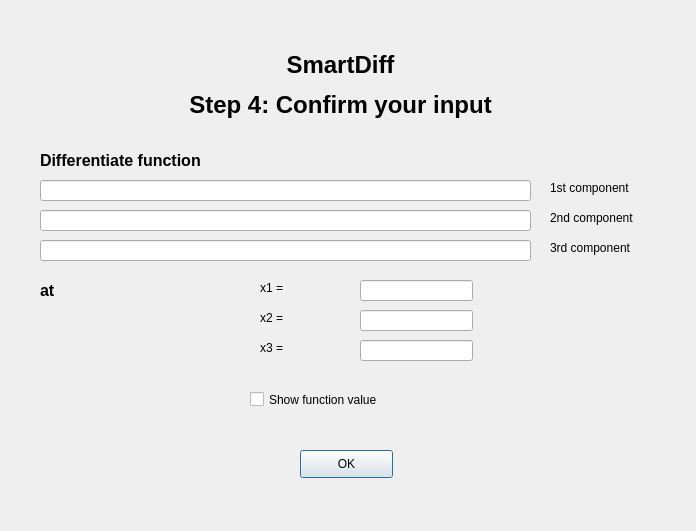
Old version of the form SmartDiff/GUI/step4.ui in the repository SmartDiff/cs107-FinalProject.
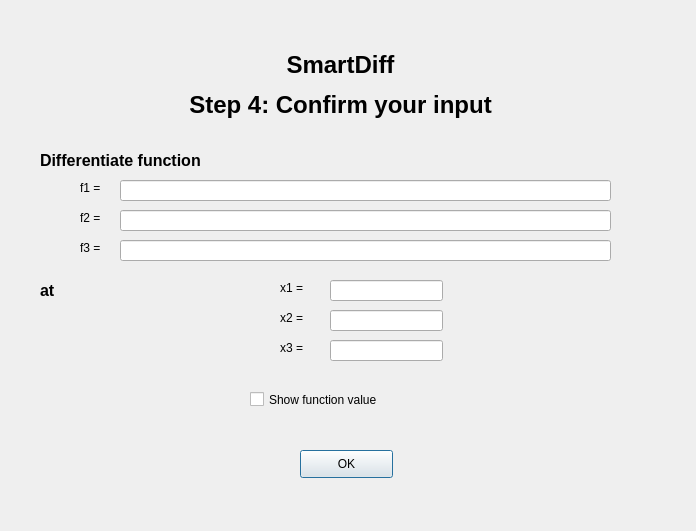
New version of the form.

Commit message: changed notations used in function label

Diff of the .ui file:
```diff
--- a/SmartDiff/GUI/step4.ui
+++ b/SmartDiff/GUI/step4.ui
@@ -32,7 +32,7 @@
   <widget class="QLineEdit" name="FuncInput_1">
    <property name="geometry">
     <rect>
-     <x>40</x>
+     <x>120</x>
      <y>180</y>
      <width>491</width>
      <height>21</height>
@@ -74,14 +74,14 @@
   <widget class="QLabel" name="FirstLabel">
    <property name="geometry">
     <rect>
-     <x>550</x>
+     <x>80</x>
      <y>180</y>
-     <width>111</width>
+     <width>41</width>
      <height>16</height>
     </rect>
    </property>
    <property name="text">
-    <string>1st component</string>
+    <string>f1 =</string>
    </property>
   </widget>
   <widget class="QLabel" name="atLabel">
@@ -100,7 +100,7 @@
   <widget class="QLineEdit" name="xVal_1">
    <property name="geometry">
     <rect>
-     <x>360</x>
+     <x>330</x>
      <y>280</y>
      <width>113</width>
      <height>21</height>
@@ -110,7 +110,7 @@
   <widget class="QLineEdit" name="xVal_2">
    <property name="geometry">
     <rect>
-     <x>360</x>
+     <x>330</x>
      <y>310</y>
      <width>113</width>
      <height>21</height>
@@ -120,7 +120,7 @@
   <widget class="QLineEdit" name="xVal_3">
    <property name="geometry">
     <rect>
-     <x>360</x>
+     <x>330</x>
      <y>340</y>
      <width>113</width>
      <height>21</height>
@@ -130,7 +130,7 @@
   <widget class="QLineEdit" name="FuncInput_2">
    <property name="geometry">
     <rect>
-     <x>40</x>
+     <x>120</x>
      <y>210</y>
      <width>491</width>
      <height>21</height>
@@ -146,7 +146,7 @@
   <widget class="QLineEdit" name="FuncInput_3">
    <property name="geometry">
     <rect>
-     <x>40</x>
+     <x>120</x>
      <y>240</y>
      <width>491</width>
      <height>21</height>
@@ -162,36 +162,36 @@
   <widget class="QLabel" name="secondLabel">
    <property name="geometry">
     <rect>
-     <x>550</x>
+     <x>80</x>
      <y>210</y>
-     <width>111</width>
+     <width>41</width>
      <height>16</height>
     </rect>
    </property>
    <property name="text">
-    <string>2nd component</string>
+    <string>f2 =</string>
    </property>
   </widget>
   <widget class="QLabel" name="thirdLabel">
    <property name="geometry">
     <rect>
-     <x>550</x>
+     <x>80</x>
      <y>240</y>
-     <width>111</width>
+     <width>41</width>
      <height>16</height>
     </rect>
    </property>
    <property name="text">
-    <string>3rd component</string>
+    <string>f3 =</string>
    </property>
   </widget>
   <widget class="QLabel" name="xLabel_1">
    <property name="geometry">
     <rect>
-     <x>260</x>
+     <x>280</x>
      <y>280</y>
-     <width>72</width>
-     <height>15</height>
+     <width>41</width>
+     <height>16</height>
     </rect>
    </property>
    <property name="text">
@@ -201,10 +201,10 @@
   <widget class="QLabel" name="xLabel_2">
    <property name="geometry">
     <rect>
-     <x>260</x>
+     <x>280</x>
      <y>310</y>
-     <width>72</width>
-     <height>15</height>
+     <width>41</width>
+     <height>16</height>
     </rect>
    </property>
    <property name="text">
@@ -214,10 +214,10 @@
   <widget class="QLabel" name="xLabel_3">
    <property name="geometry">
     <rect>
-     <x>260</x>
+     <x>280</x>
      <y>340</y>
-     <width>72</width>
-     <height>15</height>
+     <width>41</width>
+     <height>16</height>
     </rect>
    </property>
    <property name="text">
```
